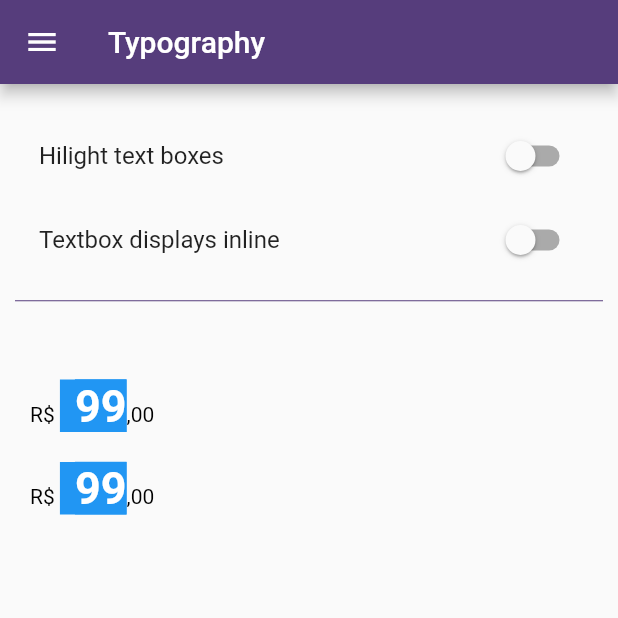
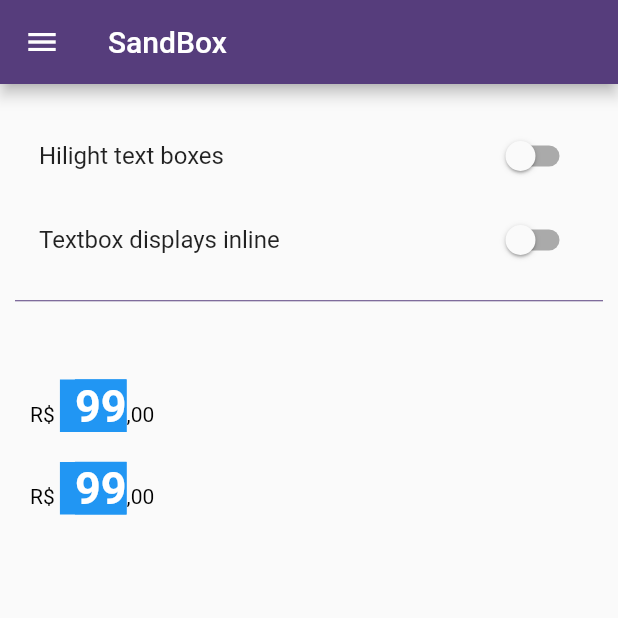
Before and after one commit to rafaelsetragni/flutter_responsive, a Flutter app: the SandboxPage screen opened directly, on a phone screen of 412 x 824 dp, the top half of it. Run offline on Flutter 3.47's test engine with Material 2 defaults, Android fonts, the phone set to English and light mode, and no system bars; our stand-ins replace font_awesome_flutter; statements that could not run were skipped.

Commit message:
Dartdoc documentation initiated

```diff
--- a/example/lib/pages/sandbox_page.dart
+++ b/example/lib/pages/sandbox_page.dart
@@ -35,7 +35,7 @@ class _SandboxPage extends State<SandboxPage> {
     return Scaffold(
         appBar: AppBar(
           title: const Text(
-              'Typography', overflow: TextOverflow.ellipsis),
+              'SandBox', overflow: TextOverflow.ellipsis),
         ),
         drawer: Sidebar(),
         body: DefaultTextStyle(
@@ -90,6 +90,7 @@ class _SandboxPage extends State<SandboxPage> {
                   Examples
                   */
                   ResponsiveRow(
+                    alignment: Alignment.topRight,
                     padding: EdgeInsets.only(bottom: 20),
                     children: <Widget>[
 
@@ -120,6 +121,7 @@ class _SandboxPage extends State<SandboxPage> {
                         backgroundColor: hilightColor,
                         display: displayStyle,
                       ),
+
                     ],
                   ),
 
--- a/example/lib/pages/typography_page.dart
+++ b/example/lib/pages/typography_page.dart
@@ -176,7 +176,7 @@ class _TypographyPage extends State<TypographyPage> {
                           ' velit esse cillum dolore eu fugiat nulla pariatur. Excepteur sint occaecat cupidatat non proident, sunt in culpa qui officia deserunt mollit '
                           'anim id est laborum.</q><p align="right"><i>Happy Tests</i> - 08 Dez 2019</p>',
                         allowedElements: allowedElements,
-                        boxAlign: Alignment.topLeft,
+                        alignment: Alignment.topLeft,
                         display: displayStyle,
                       )
 
--- a/lib/src/typography/responsive_stylesheet.dart
+++ b/lib/src/typography/responsive_stylesheet.dart
@@ -1,8 +1,18 @@
 import 'package:flutter/cupertino.dart';
 
-enum DisplayStyle { block, inline }
+/// Flutter's responsive configuration similar to display Html property
+enum DisplayStyle {
+  /// Text element should occupy the entire line
+  block,
+  /// Text element should adjust his size to only occupy what it needs
+  inline
+}
 
+/// Stylesheet that contemplates all properties that could be applied to a single text element inside ResponsiveText widget.
+/// [textStyle] Text style to be applied to the text element
+/// [textOverflow] Determines how the text overflow should be handled
 class ResponsiveStylesheet {
+
   TextStyle textStyle;
   TextOverflow textOverflow;
   DisplayStyle displayStyle;
@@ -10,7 +20,7 @@ class ResponsiveStylesheet {
   EdgeInsets padding;
   EdgeInsets margin;
   TextAlign textAlign;
-  Alignment boxAlignment;
+  Alignment alignment;
   double opacity;
   double width;
   double height;
@@ -26,12 +36,13 @@ class ResponsiveStylesheet {
     this.boxDecoration,
     this.opacity = 1.0,
     this.textAlign = TextAlign.left,
-    this.boxAlignment = Alignment.topLeft,
+    this.alignment = Alignment.topLeft,
     this.textIndent = 0,
     this.width,
     this.height,
   });
 
+  /// Merge two EdgeInsets objects, merging empty properties. If both properties are defined, than the new property replaces the old one.
   EdgeInsets mergeEdges(EdgeInsets older, EdgeInsets newer) {
     if (newer == null) return older?.copyWith();
     if (older == null) return newer?.copyWith();
@@ -43,6 +54,8 @@ class ResponsiveStylesheet {
         right: newer.right);
   }
 
+  /// Merge the stylesheet, replacing the actual parameters by the new ones, when they are defined. Otherwise the old property is preserved.
+  /// [mergeBoxProperties] Define if box properties should be merged. Otherwise all box properties receives null values.
   ResponsiveStylesheet merge(ResponsiveStylesheet newStylesheet,
       {bool mergeBoxProperties = false}) {
     if (newStylesheet != null) {
@@ -54,7 +67,7 @@ class ResponsiveStylesheet {
       textStyle?.merge(TextStyle(inherit: true));
       opacity = newStylesheet.opacity ?? opacity;
       textAlign = newStylesheet.textAlign ?? textAlign;
-      boxAlignment = newStylesheet.boxAlignment ?? boxAlignment;
+      alignment = newStylesheet.alignment ?? alignment;
       textIndent = newStylesheet.textIndent ?? textIndent;
       displayStyle = newStylesheet.displayStyle ?? displayStyle;
       textOverflow = newStylesheet.textOverflow ?? textOverflow;
@@ -70,6 +83,7 @@ class ResponsiveStylesheet {
     return this;
   }
 
+  /// Cascade the stylesheet, combining two stylesheets into a new one.
   static ResponsiveStylesheet cascade(
       ResponsiveStylesheet oldStylesheet, ResponsiveStylesheet newStylesheet,
       {bool mergeBoxProperties = false}) {
--- a/lib/src/typography/responsive_text.dart
+++ b/lib/src/typography/responsive_text.dart
@@ -13,7 +13,7 @@ class ResponsiveText extends StatelessWidget {
 
   final double indentSize = 10.0;
 
-  final Alignment boxAlign;
+  final Alignment alignment;
   final EdgeInsets padding;
   final EdgeInsets margin;
   final Color backgroundColor;
@@ -34,7 +34,7 @@ class ResponsiveText extends StatelessWidget {
       {this.text = '',
       List<String> allowedElements = const [],
       Map<String, ResponsiveStylesheet> stylesheet = const {},
-      this.boxAlign,
+      this.alignment,
       this.padding,
       this.margin,
       this.backgroundColor,
@@ -73,7 +73,7 @@ class ResponsiveText extends StatelessWidget {
     return Container(
       margin: margin,
       decoration: boxDecoration,
-      alignment: boxAlign,
+      alignment: alignment,
       padding: padding,
       color: backgroundColor,
       width: display == DisplayStyle.block ? double.infinity : null,
--- a/pubspec.yaml
+++ b/pubspec.yaml
@@ -1,6 +1,6 @@
 name: flutter_responsive
 description: Responsive and wrap behaviour for layout and texts widgets in Flutter. This plugin was inspired by Bootstrap web project.
-version: 0.0.3
+version: 0.0.3+1
 homepage: https://github.com/rafaelsetragni/flutter_responsive
 
 environment:
```
Also changed, not shown: example/pubspec.lock, 2 other files.
